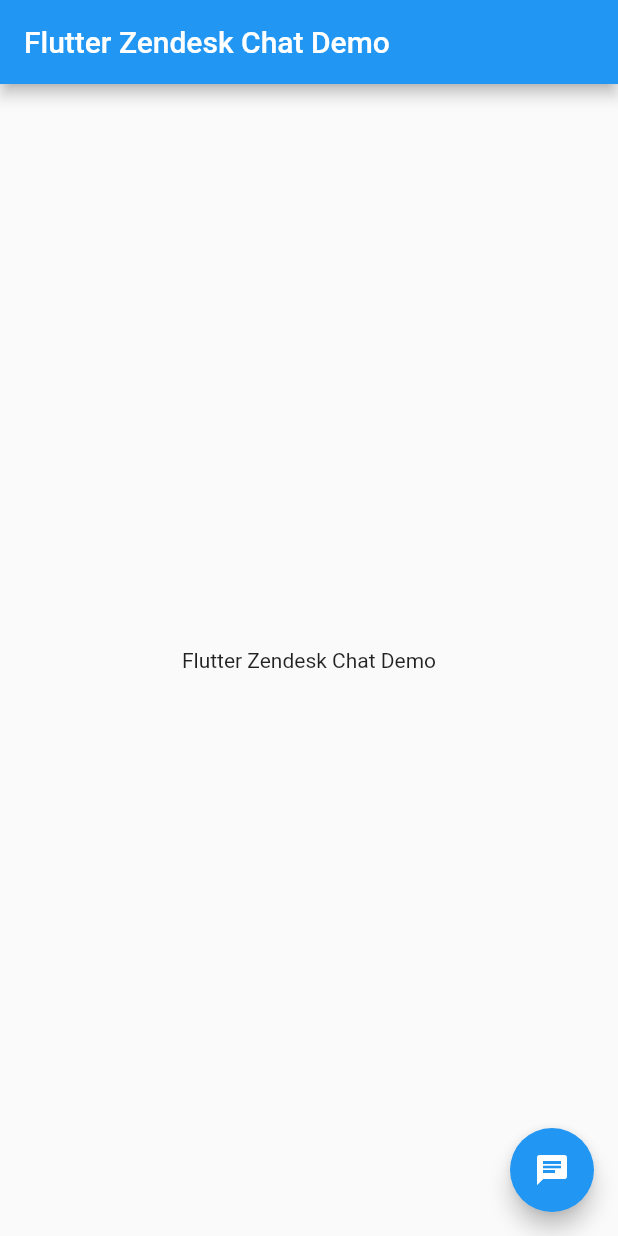
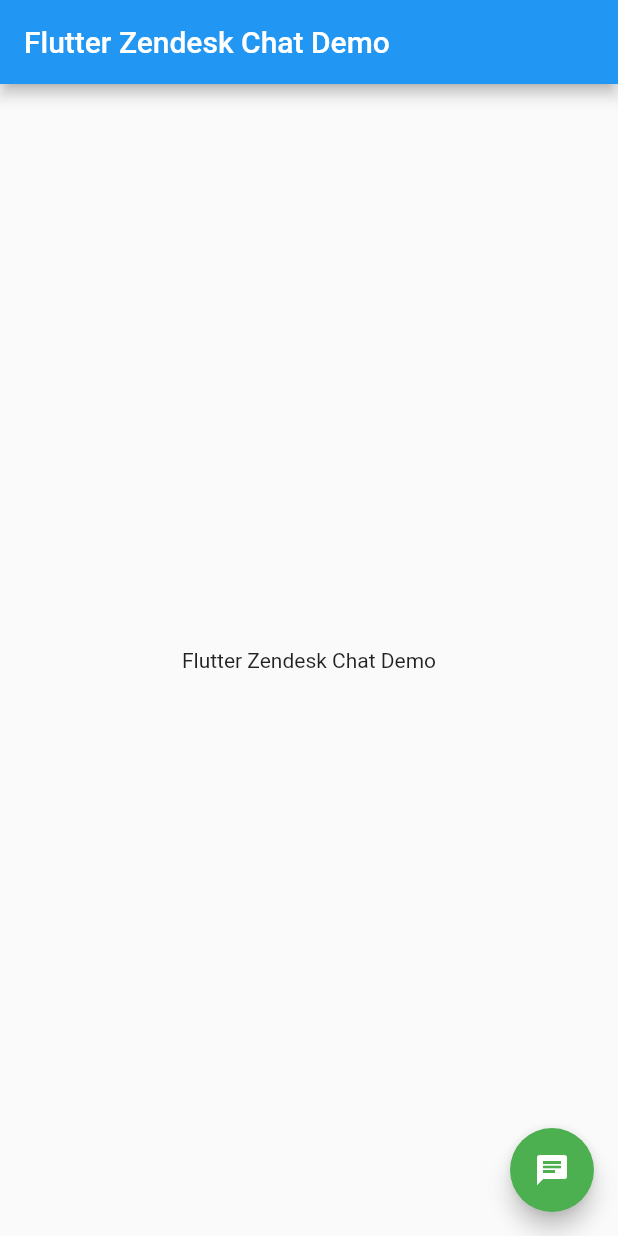
Before and after one commit to BeeTech-global/flutter_zendesk_chat, a Flutter app: the screen it shows after launch, on a phone screen of 412 x 824 dp. Run offline on Flutter 3.47's test engine with Material 2 defaults, Android fonts, the phone set to English and light mode, and no system bars; missing offline and left inert: zendesk_flutter_plugin.

Commit message:
Now chat colors are based on primary and accent colors

```diff
--- a/example/lib/main.dart
+++ b/example/lib/main.dart
@@ -12,6 +12,7 @@ class MyApp extends StatelessWidget {
       title: title,
       theme: ThemeData(
         primarySwatch: Colors.blue,
+        accentColor: Colors.green,
       ),
       home: MyHomePage(title: title),
     );
--- a/lib/widgets/zendesk_chat_widget.dart
+++ b/lib/widgets/zendesk_chat_widget.dart
@@ -67,11 +67,11 @@ class _ZendeskChatWidgetState extends State<ZendeskChatWidget> {
 
   Widget mapChatLogToMessage(ChatItem chatItem) {
     MainAxisAlignment alignment = MainAxisAlignment.start;
-    Color color = Colors.green;
+    Color color = Theme.of(context).primaryColor;
 
     if (chatItem.nick.startsWith('visitor')) {
       alignment = MainAxisAlignment.end;
-      color = Colors.blueAccent;
+      color = Theme.of(context).accentColor;
     }
 
     return Row(
```
